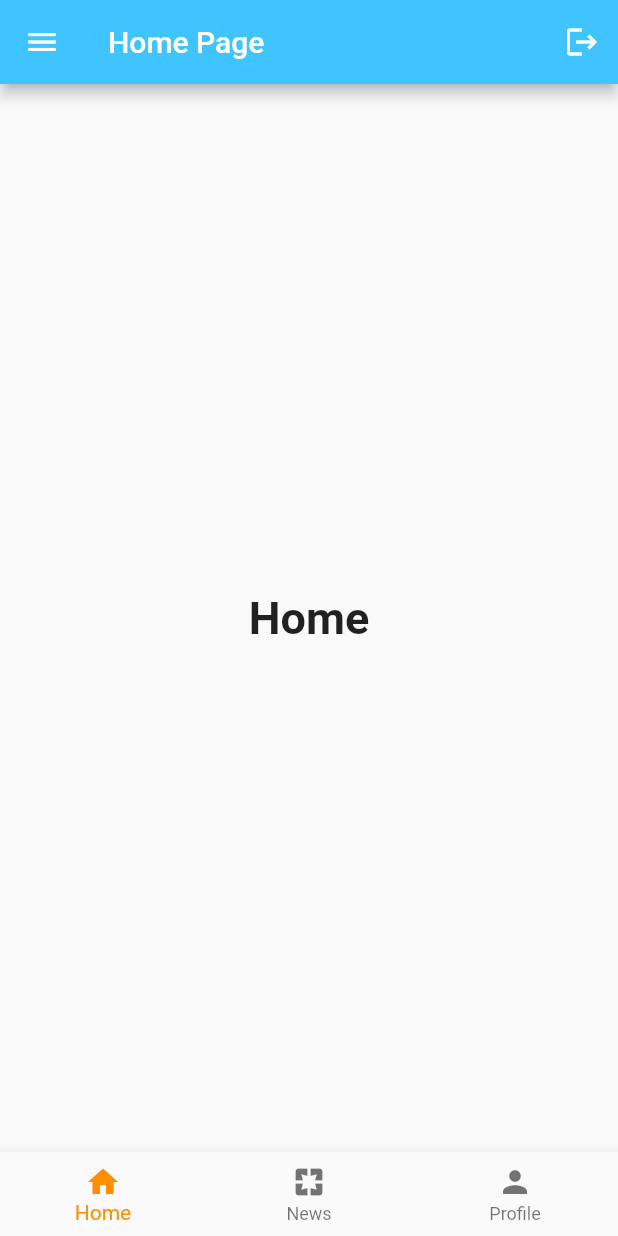
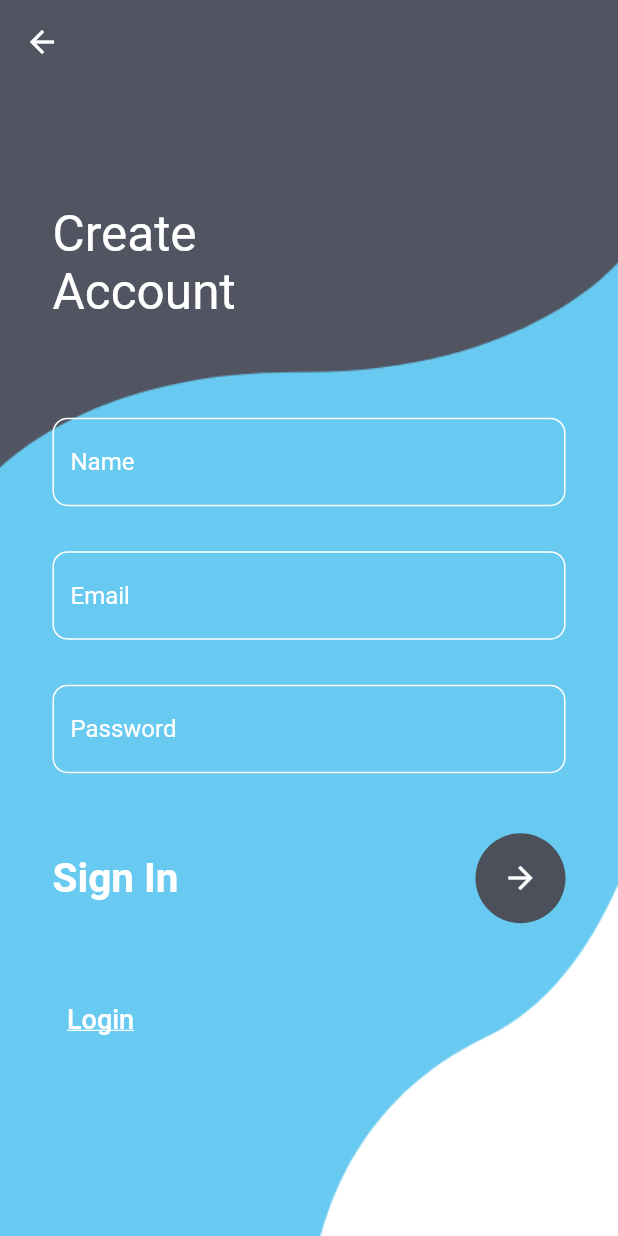
Before and after one commit to ahmdirfnz/Hostel-Management-System, a Flutter app: the HomeScreen screen opened by its route, in the side drawer, after a tap on "Registration Form", on a phone screen of 412 x 824 dp. Run offline on Flutter 3.47's test engine with Material 2 defaults, Android fonts, the phone set to English and light mode, and no system bars; our stand-ins replace firebase_auth, firebase_core, modal_progress_hud; accounts and stored records are empty.

Commit message:
add registration room page

```diff
--- a/lib/home_screen.dart
+++ b/lib/home_screen.dart
@@ -85,7 +85,7 @@ class _HomeScreenState extends State<HomeScreen> {
             ListTile(
               title: const Text('Registration Form'),
               onTap: () {
-                Navigator.pop(context);
+                Navigator.pushNamed(context, 'registration_screen');
               },
             ),
             ListTile(
--- a/lib/main.dart
+++ b/lib/main.dart
@@ -1,3 +1,6 @@
+import 'dart:async';
+
+import 'package:code/registration.dart';
 import 'package:flutter/material.dart';
 import 'package:firebase_core/firebase_core.dart';
 import 'welcome_screen.dart';
@@ -13,7 +16,9 @@ void main() async {
 }
 
 class MyApp extends StatelessWidget {
+  // late StreamSubscription<User?> user;
   const MyApp({Key? key}) : super(key: key);
+
 
   // This widget is the root of your application.
   @override
@@ -25,7 +30,8 @@ class MyApp extends StatelessWidget {
         'welcome_screen': (context) => WelcomeScreen(),
         'signup_screen': (context) => RegistrationScreen(),
         'login_screen': (context) => LoginScreen(),
-        'home_screen': (context) => HomeScreen()
+        'home_screen': (context) => HomeScreen(),
+        'registration_screen': (context) => MyRegister()
       },
     );
   }
--- /dev/null
+++ b/lib/registration.dart
@@ -0,0 +1,139 @@
+import 'package:flutter/material.dart';
+
+class MyRegister extends StatefulWidget {
+  const MyRegister({Key? key}) : super(key: key);
+
+  @override
+  _MyRegisterState createState() => _MyRegisterState();
+}
+
+class _MyRegisterState extends State<MyRegister> {
+  @override
+  Widget build(BuildContext context) {
+    return Container(
+      decoration: const BoxDecoration(
+        image: DecorationImage(
+            image: AssetImage('assets/images/register.png'), fit: BoxFit.cover),
+      ),
+      child: Scaffold(
+        appBar: AppBar(
+          backgroundColor: Colors.transparent,
+          elevation: 0,
+        ),
+        backgroundColor: Colors.transparent,
+        body: Stack(children: [
+          Container(
+            padding: const EdgeInsets.only(left: 35, top: 80),
+            child: const Text(
+              "Create\nAccount",
+              style: TextStyle(color: Colors.white, fontSize: 33),
+            ),
+          ),
+          SingleChildScrollView(
+            child: Container(
+              padding: EdgeInsets.only(
+                  right: 35,
+                  left: 35,
+                  top: MediaQuery.of(context).size.height * 0.27),
+              child: Column(children: [
+                TextField(
+                  decoration: InputDecoration(
+                    focusedBorder: OutlineInputBorder(
+                      borderRadius: BorderRadius.circular(10),
+                      borderSide: const BorderSide(color: Colors.black),
+                    ),
+                    enabledBorder: OutlineInputBorder(
+                      borderRadius: BorderRadius.circular(10),
+                      borderSide: const BorderSide(color: Colors.white),
+                    ),
+                    hintText: 'Name',
+                    hintStyle: const TextStyle(color: Colors.white),
+                  ),
+                ),
+                const SizedBox(
+                  height: 30,
+                ),
+                TextField(
+                  decoration: InputDecoration(
+                    focusedBorder: OutlineInputBorder(
+                      borderRadius: BorderRadius.circular(10),
+                      borderSide: const BorderSide(color: Colors.black),
+                    ),
+                    enabledBorder: OutlineInputBorder(
+                      borderRadius: BorderRadius.circular(10),
+                      borderSide: const BorderSide(color: Colors.white),
+                    ),
+                    hintText: 'Email',
+                    hintStyle: const TextStyle(color: Colors.white),
+                  ),
+                ),
+                const SizedBox(
+                  height: 30,
+                ),
+                TextField(
+                  obscureText: true,
+                  decoration: InputDecoration(
+                    focusedBorder: OutlineInputBorder(
+                      borderRadius: BorderRadius.circular(10),
+                      borderSide: const BorderSide(color: Colors.black),
+                    ),
+                    enabledBorder: OutlineInputBorder(
+                      borderRadius: BorderRadius.circular(10),
+                      borderSide: const BorderSide(color: Colors.white),
+                    ),
+                    hintText: 'Password',
+                    hintStyle: const TextStyle(color: Colors.white),
+                  ),
+                ),
+                const SizedBox(
+                  height: 40,
+                ),
+                Row(
+                    mainAxisAlignment: MainAxisAlignment.spaceBetween,
+                    children: [
+                      const Text(
+                        'Sign In',
+                        style: TextStyle(
+                          color: Colors.white,
+                          fontSize: 27,
+                          fontWeight: FontWeight.w700,
+                        ),
+                      ),
+                      CircleAvatar(
+                        radius: 30,
+                        backgroundColor: const Color(0xff4c505b),
+                        child: IconButton(
+                          color: Colors.white,
+                          onPressed: () {},
+                          icon: const Icon(Icons.arrow_forward),
+                        ),
+                      ),
+                    ]),
+                const SizedBox(
+                  height: 40,
+                ),
+                Row(
+                    mainAxisAlignment: MainAxisAlignment.spaceBetween,
+                    children: [
+                      TextButton(
+                        onPressed: () {
+                          Navigator.pushNamed(context, 'login');
+                        },
+                        child: const Text(
+                          'Login',
+                          style: TextStyle(
+                            decoration: TextDecoration.underline,
+                            fontSize: 18,
+                            color: Colors.white,
+                          ),
+                        ),
+                      ),
+                    ]),
+              ]),
+            ),
+          ),
+        ]),
+      ),
+    );
+  }
+}
--- a/pubspec.yaml
+++ b/pubspec.yaml
@@ -63,9 +63,8 @@ flutter:
   uses-material-design: true
 
   # To add assets to your application, add an assets section, like this:
-  # assets:
-  #   - images/a_dot_burr.jpeg
-  #   - images/a_dot_ham.jpeg
+  assets:
+    - assets/images/
 
   # An image asset can refer to one or more resolution-specific "variants", see
   # https://flutter.dev/assets-and-images/#resolution-aware.
```
Also changed, not shown: assets/images/register.png (added).
